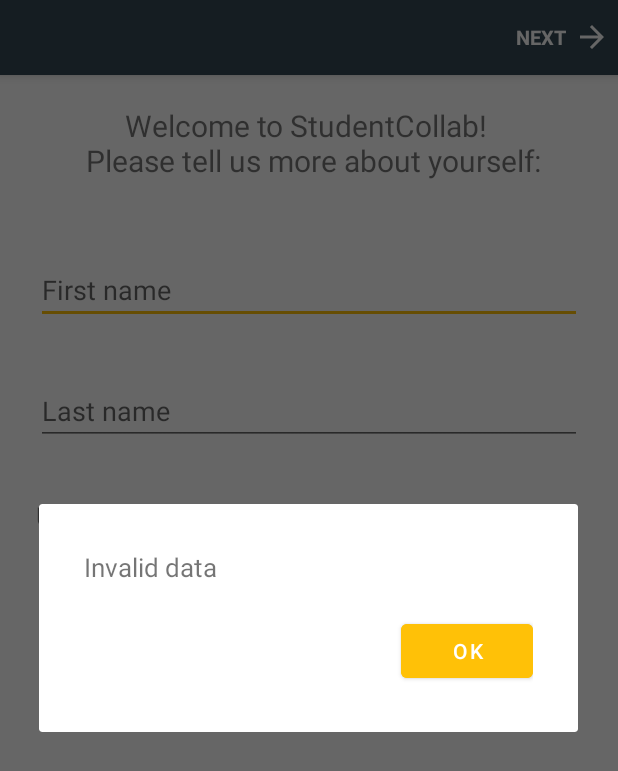
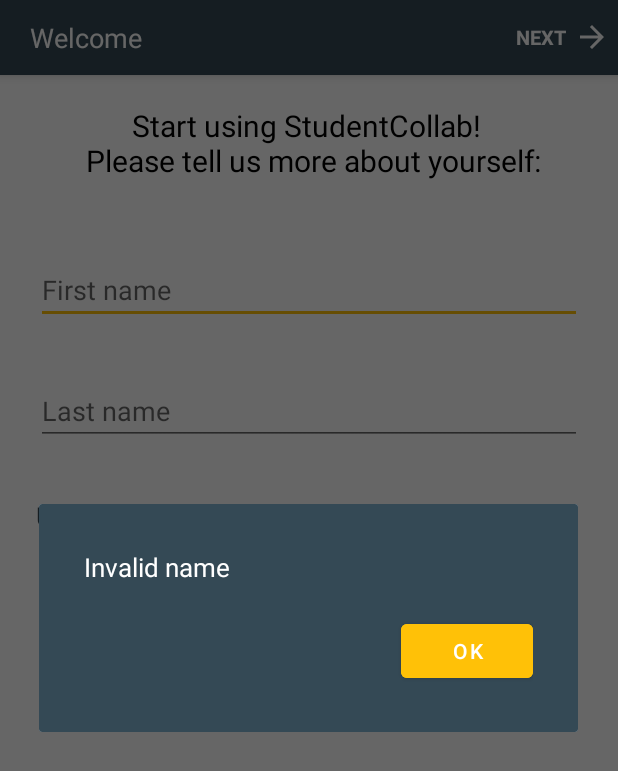
Before and after one commit to remusdc11/studentcollab, an Android app: the OnboardingActivity screen opened directly, with no data from a screen before it, after a tap on "NEXT", on a phone screen of 412 x 824 dp. Shown: the top 771 px of the screen. Run offline under Robolectric (Android 15) with nearby library versions, the phone set to English and light mode, and no system bars; our stand-ins replace Firebase (no records; nobody signed in at launch, a user with empty details on screens opened directly).

Commit message:
Revamped onboarding. Bug fixes

```diff
--- a/app/src/main/java/com/studentcollab/Activities/OnboardingActivity.java
+++ b/app/src/main/java/com/studentcollab/Activities/OnboardingActivity.java
@@ -12,6 +12,7 @@ import android.widget.AdapterView;
 import android.widget.ArrayAdapter;
 import android.widget.EditText;
 import android.widget.Spinner;
+import android.widget.TextView;
 import android.widget.Toast;
 
 import com.google.android.gms.tasks.OnCompleteListener;
@@ -39,6 +40,7 @@ public class OnboardingActivity extends AppCompatActivity {
     private ArrayList<University> universitiesList = new ArrayList<University>();
     private Spinner universitySpinner;
     private ArrayAdapter spinnerAdapter;
+    private TextView sectionTitle;
 
     private University selectedUniversity = null;
     private boolean validFirstName = false;
@@ -59,12 +61,15 @@ public class OnboardingActivity extends AppCompatActivity {
         final View backButton = findViewById(R.id.toolbar_next_button_back);
         backButton.setVisibility(View.GONE);
         universitySpinner = findViewById(R.id.spinner_university);
+        sectionTitle = findViewById(R.id.toolbar_next_TextView_section);
         final Context context = this.getApplicationContext();
 
         //nextButton.setEnabled(false);
 
         final MessageDialog messageDialog = new MessageDialog(OnboardingActivity.this, getString(R.string.activity_onboarding_invalid_data));
         final LoadingDialog loadingDialog = new LoadingDialog(OnboardingActivity.this);
+
+        sectionTitle.setText(R.string.activity_onboarding_title);
 
 
          spinnerAdapter = new CustomArrayAdapter(context, universitiesList);
--- a/app/src/main/java/com/studentcollab/Activities/SignUpActivity.java
+++ b/app/src/main/java/com/studentcollab/Activities/SignUpActivity.java
@@ -163,7 +163,7 @@ public class SignUpActivity extends AppCompatActivity {
 
                                     final Map<String, Object> user = new HashMap<>();
                                     user.put("userId", firebaseUser.getUid());
-                                    user.put("email", firebaseUser.getEmail());
+                                    user.put("userEmail", firebaseUser.getEmail());
                                     user.put("initialized", false);
 
                                     db.collection("users").add(user)
--- a/app/src/main/java/com/studentcollab/Activities/SplashActivity.java
+++ b/app/src/main/java/com/studentcollab/Activities/SplashActivity.java
@@ -65,6 +65,7 @@ public class SplashActivity extends AppCompatActivity {
                                 if(documents.size() > 0)
                                 {
                                     Variables.user = documents.get(0).toObject(User.class);
+                                    Variables.user.setDocumentId(documents.get(0).getId());
                                     if(documents.get(0).getBoolean("initialized") != true) {
                                         //Log.d("aaa", Variables.user.getDocumentId());
                                         Variables.user.setInitialized(false);
--- a/app/src/main/java/com/studentcollab/Fragments/FeedFragment.java
+++ b/app/src/main/java/com/studentcollab/Fragments/FeedFragment.java
@@ -30,7 +30,7 @@ import java.util.ArrayList;
 public class FeedFragment extends Fragment {
 
     private CustomRecyclerView recyclerView;
-    private CustomSwipeToRefresh swipeToRefresh;
+    //private CustomSwipeToRefresh swipeToRefresh;
     private ArrayList<Project> projects = new ArrayList<>();
     private Context context;
     private Activity activity;
@@ -56,7 +56,7 @@ public class FeedFragment extends Fragment {
         context = this.getContext();
         activity = this.getActivity();
         recyclerView = rootView.findViewById(R.id.fragment_home_recycler);
-        swipeToRefresh = rootView.findViewById(R.id.fragment_home_swipe_refresh);
+        //swipeToRefresh = rootView.findViewById(R.id.fragment_home_swipe_refresh);
         searchButton = rootView.findViewById(R.id.toolbar_feed_FrameLayout_search);
         fragmentManager = getParentFragmentManager();
 
--- a/app/src/main/res/layout/activity_onoarding.xml
+++ b/app/src/main/res/layout/activity_onoarding.xml
@@ -18,6 +18,7 @@
         android:layout_width="match_parent"
         android:layout_height="wrap_content"
         android:layout_marginTop="20dp"
+        android:textColor="@color/text_dark"
         android:text="@string/activity_onboarding_description"
         android:textSize="@dimen/activity_onboarding_description"
         android:textAlignment="center"
@@ -34,6 +35,9 @@
         android:layout_marginEnd="24dp"
         android:hint="@string/activity_onboarding_first_name_hint"
         android:selectAllOnFocus="true"
+        android:maxLines="1"
+        android:inputType="textCapWords"
+        android:maxLength="50"
         app:layout_constraintEnd_toEndOf="parent"
         app:layout_constraintStart_toStartOf="parent"
         app:layout_constraintTop_toBottomOf="@id/description" />
@@ -44,6 +48,9 @@
         android:layout_height="wrap_content"
         android:layout_marginStart="24dp"
         android:layout_marginEnd="24dp"
+        android:maxLines="1"
+        android:inputType="textCapWords"
+        android:maxLength="50"
         android:layout_marginTop="@dimen/login_edit_text_margin_top"
         android:hint="@string/activity_onboarding_last_name_hint"
         android:selectAllOnFocus="true"
@@ -58,6 +65,7 @@
         android:layout_height="wrap_content"
         android:layout_marginStart="24dp"
         android:layout_marginEnd="24dp"
+        android:textColor="@color/colorPrimary"
         android:textSize="17sp"
         android:text="@string/activity_onboarding_university_hint"
         android:layout_marginTop="@dimen/login_edit_text_margin_top"
--- a/app/src/main/res/layout/activity_sign_up.xml
+++ b/app/src/main/res/layout/activity_sign_up.xml
@@ -65,7 +65,6 @@
             android:layout_marginTop="@dimen/login_edit_text_margin_top"
             android:layout_marginEnd="24dp"
             android:hint="@string/login_activity_prompt_password"
-            android:imeOptions="actionDone"
             android:textColor="@color/text_light"
             android:backgroundTint="@color/text_light"
             android:textColorHint="@color/text_hint_light"
--- a/app/src/main/res/layout/confirmation_dialog.xml
+++ b/app/src/main/res/layout/confirmation_dialog.xml
@@ -4,6 +4,7 @@
     android:layout_width="match_parent"
     android:layout_height="wrap_content"
     xmlns:app="http://schemas.android.com/apk/res-auto"
+    android:background="@color/colorPrimary"
     android:padding="30dp">
 
     <TextView
@@ -11,6 +12,7 @@
         android:layout_width="wrap_content"
         android:layout_height="wrap_content"
         android:textSize="17sp"
+        android:textColor="@color/text_light"
         app:layout_constraintStart_toStartOf="parent"
         app:layout_constraintTop_toTopOf="parent"/>
 
--- a/app/src/main/res/layout/custom_spinner.xml
+++ b/app/src/main/res/layout/custom_spinner.xml
@@ -13,6 +13,7 @@
         android:layout_width="0dp"
         android:layout_height="wrap_content"
         android:textSize="17sp"
+        android:textColor="@color/text_dark"
         android:layout_margin="7dp"
         app:layout_constraintTop_toTopOf="parent"
         app:layout_constraintStart_toStartOf="parent"
--- a/app/src/main/res/layout/loading_dialog.xml
+++ b/app/src/main/res/layout/loading_dialog.xml
@@ -4,6 +4,7 @@
     android:layout_width="match_parent"
     android:layout_height="match_parent"
     xmlns:app="http://schemas.android.com/apk/res-auto"
+    android:background="@color/colorPrimary"
     android:padding="50dp">
 
     <ProgressBar
--- a/app/src/main/res/layout/message_dialog.xml
+++ b/app/src/main/res/layout/message_dialog.xml
@@ -4,6 +4,8 @@
     android:layout_width="match_parent"
     android:layout_height="wrap_content"
     xmlns:app="http://schemas.android.com/apk/res-auto"
+    android:background="@color/colorPrimary"
+
     android:padding="30dp">
 
     <TextView
@@ -11,6 +13,7 @@
         android:layout_width="wrap_content"
         android:layout_height="wrap_content"
         android:textSize="17sp"
+        android:textColor="@color/text_light"
         app:layout_constraintStart_toStartOf="parent"
         app:layout_constraintTop_toTopOf="parent"/>
 
--- a/app/src/main/res/layout/toolbar_next.xml
+++ b/app/src/main/res/layout/toolbar_next.xml
@@ -25,7 +25,7 @@
         android:layout_height="match_parent"
         android:id="@+id/toolbar_next_TextView_section"
         android:layout_toEndOf="@id/toolbar_next_button_back"
-        android:layout_marginStart="@dimen/toolbar_TextView_marginStart"
+        android:layout_marginStart="20dp"
         android:textColor="@color/toolbar_content"
         android:textSize="@dimen/toolbar_button_text"
         android:gravity="center_vertical" />
--- a/app/src/main/res/values/strings.xml
+++ b/app/src/main/res/values/strings.xml
@@ -25,11 +25,12 @@
     <string name="sign_up_activity_successful">Successfully created your account.</string>
 
     <!--Onboarding-->
-    <string name="activity_onboarding_description">Welcome to StudentCollab! \n Please tell us more about yourself:</string>
+    <string name="activity_onboarding_description">Start using StudentCollab! \n Please tell us more about yourself:</string>
     <string name="activity_onboarding_first_name_hint">First name</string>
     <string name="activity_onboarding_last_name_hint">Last name</string>
     <string name="activity_onboarding_university_hint">University</string>
-    <string name="activity_onboarding_invalid_data">Invalid data</string>
+    <string name="activity_onboarding_invalid_data">Invalid name</string>
+    <string name="activity_onboarding_title">Welcome</string>
 
     <!-- Feed Activity-->
     <string name="feed_activity_welcome">Welcome</string>
```
Also changed, not shown: app/src/main/java/com/studentcollab/Activities/LoginActivity.java (+4 -3 lines), app/src/main/res/layout/fragment_feed.xml (+6 -11 lines).
